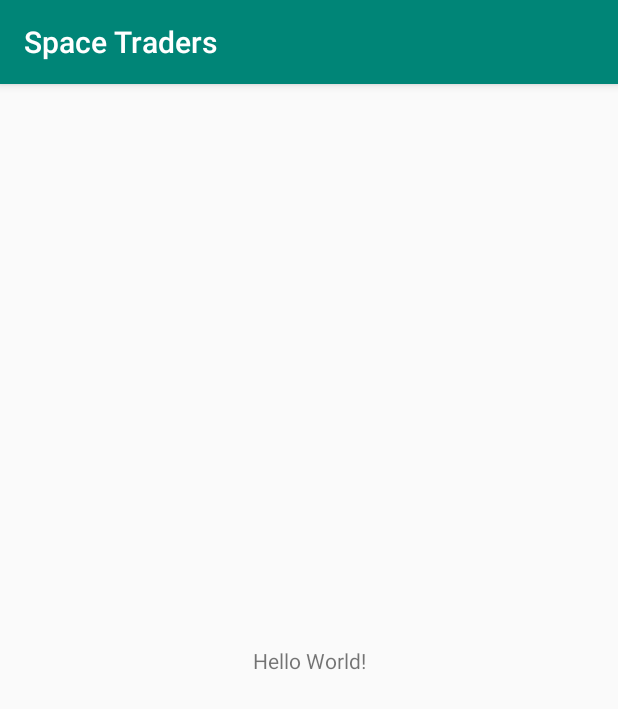
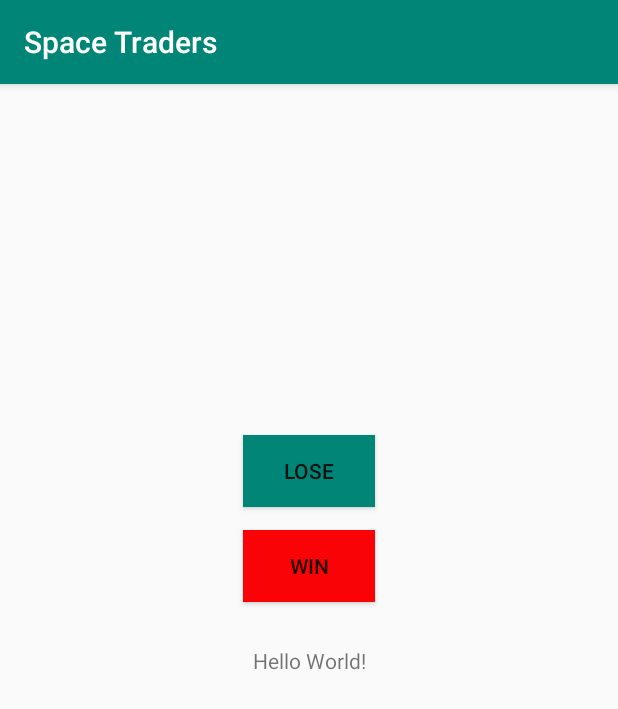
Before and after one commit to Astro-Devs/SpaceTraders, an Android app: the screen it shows after launch (MainActivity), on a phone screen of 412 x 824 dp. Shown: the top 709 px of the screen. Run offline under Robolectric (Android 15) with nearby library versions, the phone set to English and light mode, and no system bars.

Commit message:
Added Buttons
Has win and lose buttons, which can be later changed to more useful buttons such as "menu", etc.

```diff
--- a/app/src/main/java/edu/gatech/cs2340/spacetraders/MainActivity.kt
+++ b/app/src/main/java/edu/gatech/cs2340/spacetraders/MainActivity.kt
@@ -9,4 +9,5 @@ class MainActivity : AppCompatActivity() {
         super.onCreate(savedInstanceState)
         setContentView(R.layout.activity_main)
     }
+
 }
--- a/app/src/main/res/layout/activity_main.xml
+++ b/app/src/main/res/layout/activity_main.xml
@@ -14,6 +14,25 @@
             app:layout_constraintBottom_toBottomOf="parent"
             app:layout_constraintLeft_toLeftOf="parent"
             app:layout_constraintRight_toRightOf="parent"
-            app:layout_constraintTop_toTopOf="parent"/>
+            app:layout_constraintTop_toTopOf="parent" android:id="@+id/textView"/>
+    <Button
+            android:text="Win"
+            android:layout_width="wrap_content"
+            android:layout_height="wrap_content"
+            android:id="@+id/winButton" app:layout_constraintTop_toTopOf="parent"
+            android:layout_marginTop="288dp" android:layout_marginBottom="20dp"
+            app:layout_constraintBottom_toTopOf="@+id/textView" app:layout_constraintStart_toStartOf="parent"
+            android:layout_marginStart="150dp" app:layout_constraintEnd_toEndOf="parent"
+            android:layout_marginEnd="150dp" android:background="@color/wincolor"/>
+    <Button
+            android:text="Lose"
+            android:layout_width="wrap_content"
+            android:layout_height="wrap_content"
+            android:id="@+id/loseButton" android:layout_marginBottom="11dp"
+            app:layout_constraintBottom_toTopOf="@+id/winButton" app:layout_constraintTop_toTopOf="parent"
+            android:layout_marginTop="229dp" app:layout_constraintStart_toStartOf="parent"
+            android:layout_marginStart="8dp" app:layout_constraintEnd_toEndOf="parent"
+            android:layout_marginEnd="8dp" android:background="@color/colorAccent"
+            android:backgroundTint="@color/colorPrimary"/>
 
 </android.support.constraint.ConstraintLayout>
--- a/app/src/main/res/values/colors.xml
+++ b/app/src/main/res/values/colors.xml
@@ -2,5 +2,6 @@
 <resources>
     <color name="colorPrimary">#008577</color>
     <color name="colorPrimaryDark">#00574B</color>
-    <color name="colorAccent">#D81B60</color>
+    <color name="colorAccent">#41D81B</color>
+    <color name="wincolor">#FA0307</color>
 </resources>
```
